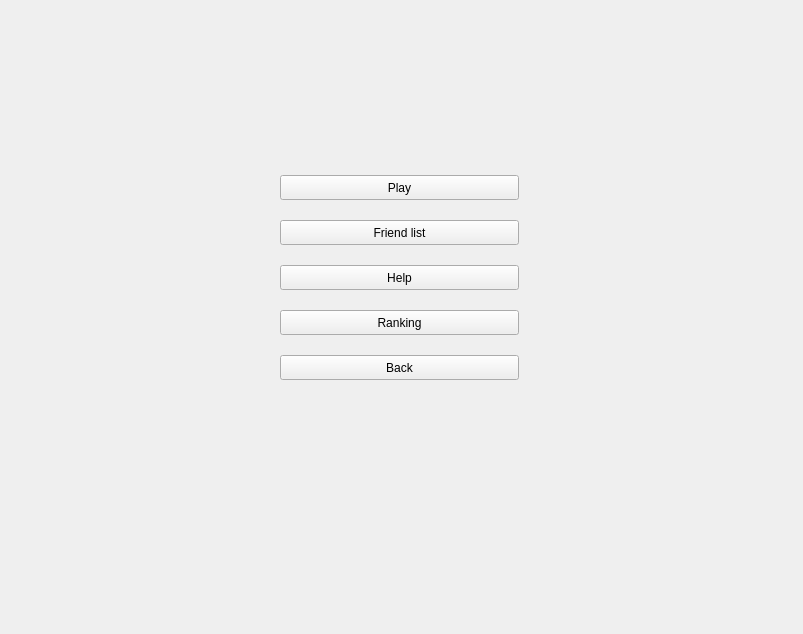
Before: the Qt Designer form src/client_side/QtCode/mainmenuview.ui in nobourge/INFO-F209, drawn with Qt 5.
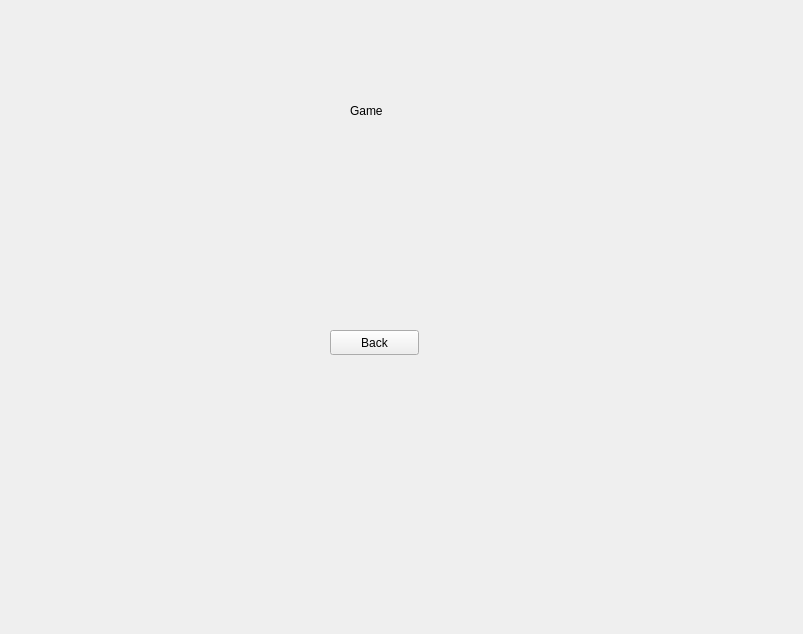
After: the same form once the commit is applied. The open tabs and pages were chosen to show the change. Icons and pictures are not drawn.

Commit message: game page login page quit renam back

Diff of the .ui file:
```diff
--- a/src/client_side/QtCode/mainmenuview.ui
+++ b/src/client_side/QtCode/mainmenuview.ui
@@ -488,6 +488,42 @@
       <property name="text">
        <string>Back</string>
       </property>
+
+     </widget>
+    </widget>
+
+
+
+
+    <widget class="QWidget" name="page_9">
+     <widget class="QLabel" name="label_4">
+      <property name="geometry">
+       <rect>
+        <x>350</x>
+        <y>60</y>
+        <width>201</width>
+        <height>101</height>
+       </rect>
+      </property>
+      <property name="text">
+       <string>Game</string>
+
+      </property>
+     </widget>
+     <widget class="QPushButton" name="pushButton_20">
+      <property name="geometry">
+       <rect>
+        <x>330</x>
+        <y>330</y>
+        <width>89</width>
+        <height>25</height>
+       </rect>
+      </property>
+      <property name="text">
+       <string>Back</string>
+
+      </property>
+
      </widget>
     </widget>
    </widget>
```
Left out of the diff: 16 changed lines with no effect on the pictures. The commit also changes 4 other files.
